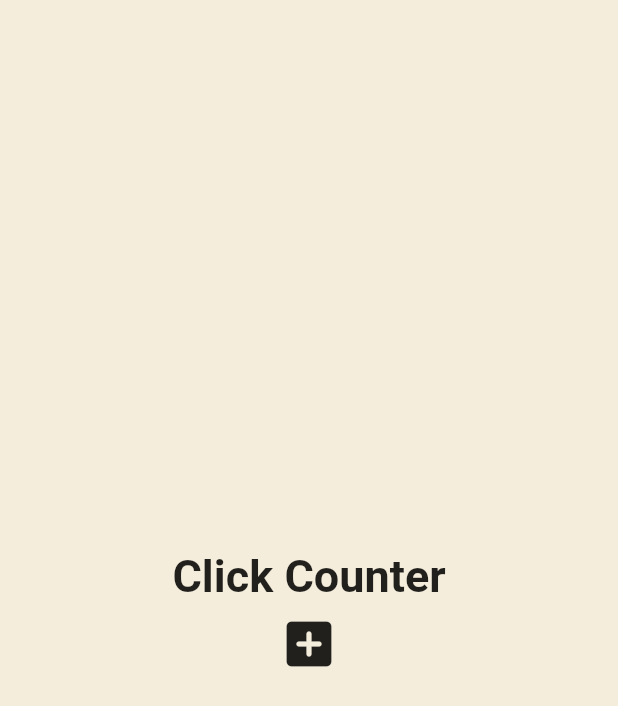
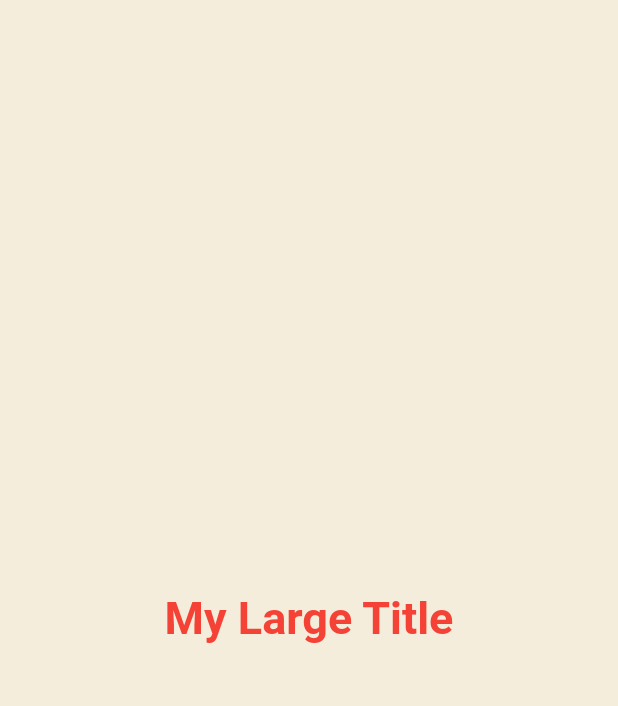
Before and after one commit to seochan99/FlutterSystem, a Flutter app: the screen it shows after launch, on a phone screen of 412 x 824 dp. Shown: the top 706 px of the screen. Run offline on Flutter 3.47's test engine with Material 2 defaults, Android fonts, the phone set to English and light mode, and no system bars.

Commit message:
feat : 4.3 BuildContext

```diff
--- a/stateful_practice/lib/main.dart
+++ b/stateful_practice/lib/main.dart
@@ -12,38 +12,23 @@
 }
 
 class _AppState extends State<App> {
-  List<int> numbers = [];
-
-  void onClicked() {
-    setState(() {
-      numbers.add(numbers.length);
-    });
-  }
-
   @override
   Widget build(BuildContext context) {
     return MaterialApp(
+      theme: ThemeData(
+        textTheme: const TextTheme(
+          titleLarge: TextStyle(
+            color: Colors.red,
+          ),
+        ),
+      ),
       home: Scaffold(
         backgroundColor: const Color(0xFFF4EDDB),
         body: Center(
           child: Column(
             mainAxisAlignment: MainAxisAlignment.center,
-            children: [
-              const Text(
-                "Click Counter",
-                style: TextStyle(
-                  fontSize: 30,
-                  fontWeight: FontWeight.bold,
-                ),
-              ),
-              for (var n in numbers) Text('$n'),
-              IconButton(
-                iconSize: 40,
-                onPressed: onClicked,
-                icon: const Icon(
-                  Icons.add_box_rounded,
-                ),
-              ),
+            children: const [
+              MyLargeTitle(),
             ],
           ),
         ),
@@ -51,3 +36,21 @@
     );
   }
 }
+
+class MyLargeTitle extends StatelessWidget {
+  const MyLargeTitle({
+    super.key,
+  });
+
+  @override
+  Widget build(BuildContext context) {
+    return Text(
+      "My Large Title",
+      style: TextStyle(
+        fontSize: 30,
+        fontWeight: FontWeight.bold,
+        color: Theme.of(context).textTheme.titleLarge!.color,
+      ),
+    );
+  }
+}
```
